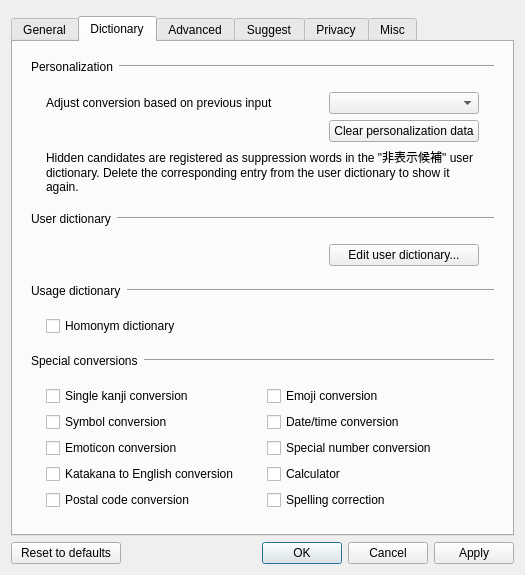
Qt form src/gui/config_dialog/config_dialog.ui (koyasi777/mozkey) before a commit.
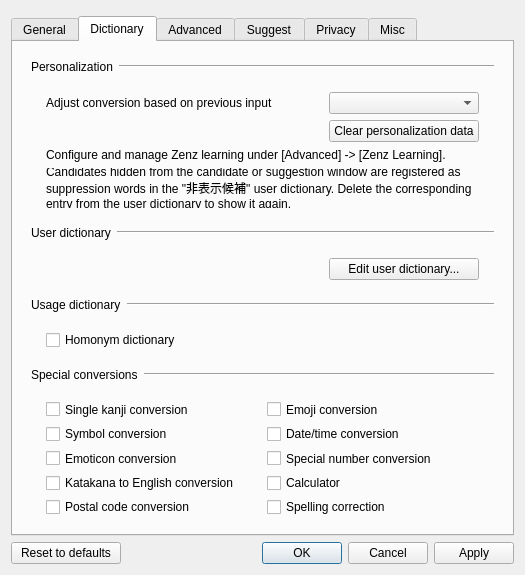
The same form after that commit. The open tabs and pages were chosen to show the change. Custom widgets are drawn as their Qt base class.

Commit message: Clarify Zenz learning and history reset in settings

```diff
--- a/src/gui/config_dialog/config_dialog.ui
+++ b/src/gui/config_dialog/config_dialog.ui
@@ -446,9 +446,19 @@
              </widget>
             </item>
             <item row="2" column="0" colspan="2">
+             <widget class="QLabel" name="zenzLearningIndependenceNoticeLabel">
+              <property name="text">
+               <string>Configure and manage Zenz learning under [Advanced] -&gt; [Zenz Learning].</string>
+              </property>
+              <property name="wordWrap">
+               <bool>true</bool>
+              </property>
+             </widget>
+            </item>
+            <item row="3" column="0" colspan="2">
              <widget class="QLabel" name="hiddenCandidateNoticeLabel">
                            <property name="text">
-                            <string>Hidden candidates are registered as suppression words in the &quot;非表示候補&quot; user dictionary. Delete the corresponding entry from the user dictionary to show it again.</string>
+               <string>Candidates hidden from the candidate or suggestion window are registered as suppression words in the &quot;非表示候補&quot; user dictionary. Delete the corresponding entry from the user dictionary to show it again.</string>
                            </property>
                            <property name="wordWrap">
                             <bool>true</bool>
```
Lines whose indentation alone changed are shown as unchanged. The commit also changes 5 other files.
